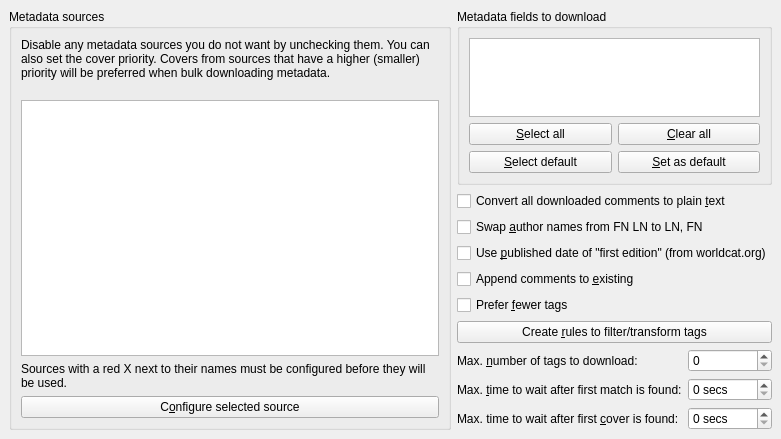
debian-calibre/calibre, file src/calibre/gui2/preferences/metadata_sources.ui: the form before one commit.
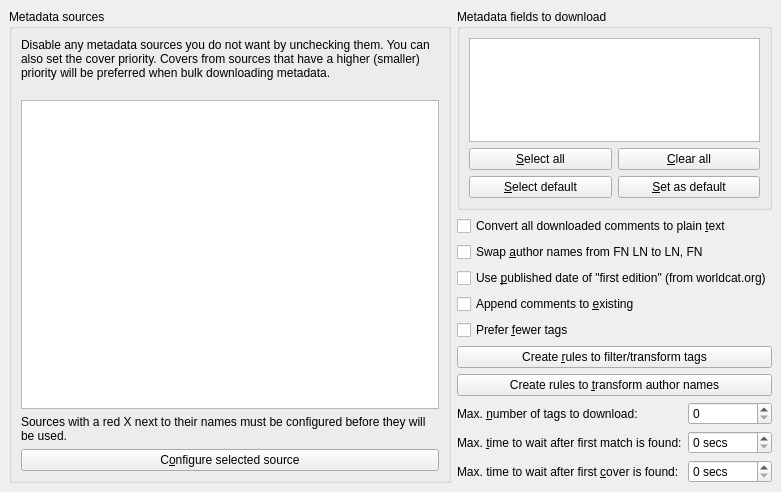
The form after the commit. Icons and pictures are not drawn.

Patch:
```diff
--- a/src/calibre/gui2/preferences/metadata_sources.ui
+++ b/src/calibre/gui2/preferences/metadata_sources.ui
@@ -7,7 +7,7 @@
     <x>0</x>
     <y>0</y>
     <width>781</width>
-    <height>439</height>
+    <height>492</height>
    </rect>
   </property>
   <property name="windowTitle">
@@ -30,6 +30,16 @@
     <widget class="QStackedWidget" name="stack">
      <widget class="QWidget" name="page">
       <layout class="QGridLayout" name="gridLayout">
+       <item row="8" column="1">
+        <widget class="QLabel" name="label_2">
+         <property name="text">
+          <string>Max. &amp;number of tags to download:</string>
+         </property>
+         <property name="buddy">
+          <cstring>opt_max_tags</cstring>
+         </property>
+        </widget>
+       </item>
        <item row="3" column="1" colspan="2">
         <widget class="QCheckBox" name="opt_find_first_edition_date">
          <property name="text">
@@ -37,7 +47,7 @@
          </property>
         </widget>
        </item>
-       <item row="8" column="1">
+       <item row="9" column="1">
         <widget class="QLabel" name="label_3">
          <property name="text">
           <string>Max. &amp;time to wait after first match is found:</string>
@@ -47,7 +57,7 @@
          </property>
         </widget>
        </item>
-       <item row="9" column="1">
+       <item row="10" column="1">
         <widget class="QLabel" name="label_4">
          <property name="text">
           <string>Max. time to wait after first &amp;cover is found:</string>
@@ -57,7 +67,7 @@
          </property>
         </widget>
        </item>
-       <item row="9" column="2">
+       <item row="10" column="2">
         <widget class="QSpinBox" name="opt_wait_after_first_cover_result">
          <property name="suffix">
           <string> secs</string>
@@ -145,27 +155,30 @@
          </property>
         </widget>
        </item>
-       <item row="7" column="2">
-        <widget class="QSpinBox" name="opt_max_tags"/>
-       </item>
-       <item row="7" column="1">
-        <widget class="QLabel" name="label_2">
-         <property name="text">
-          <string>Max. &amp;number of tags to download:</string>
-         </property>
-         <property name="buddy">
-          <cstring>opt_max_tags</cstring>
-         </property>
-        </widget>
-       </item>
        <item row="8" column="2">
+        <widget class="QSpinBox" name="opt_max_tags"/>
+       </item>
+       <item row="9" column="2">
         <widget class="QSpinBox" name="opt_wait_after_first_identify_result">
          <property name="suffix">
           <string> secs</string>
          </property>
         </widget>
        </item>
-       <item row="0" column="0" rowspan="10">
+       <item row="4" column="1">
+        <widget class="QCheckBox" name="opt_append_comments">
+         <property name="toolTip">
+          <string>&lt;p&gt;When downloading comments, append the downloaded comments to any existing comment, instead of overwriting them.</string>
+         </property>
+         <property name="statusTip">
+          <string>When downloading comments, append the downloaded comments to any existing comment, instead of overwriting them.</string>
+         </property>
+         <property name="text">
+          <string>Append comments to &amp;existing</string>
+         </property>
+        </widget>
+       </item>
+       <item row="0" column="0" rowspan="11">
         <widget class="QGroupBox" name="groupBox">
          <property name="title">
           <string>Metadata sources</string>
@@ -216,19 +229,6 @@
          </layout>
         </widget>
        </item>
-       <item row="4" column="1">
-        <widget class="QCheckBox" name="opt_append_comments">
-         <property name="toolTip">
-          <string>&lt;p&gt;When downloading comments, append the downloaded comments to any existing comment, instead of overwriting them.</string>
-         </property>
-         <property name="statusTip">
-          <string>When downloading comments, append the downloaded comments to any existing comment, instead of overwriting them.</string>
-         </property>
-         <property name="text">
-          <string>Append comments to &amp;existing</string>
-         </property>
-        </widget>
-       </item>
        <item row="6" column="1" colspan="2">
         <widget class="QPushButton" name="tag_map_rules_button">
          <property name="text">
@@ -236,6 +236,13 @@
          </property>
         </widget>
        </item>
+       <item row="7" column="1" colspan="2">
+        <widget class="QPushButton" name="author_map_rules_button">
+         <property name="text">
+          <string>Create rules to &amp;transform author names</string>
+         </property>
+        </widget>
+       </item>
       </layout>
      </widget>
      <widget class="QWidget" name="page_2"/>
```
